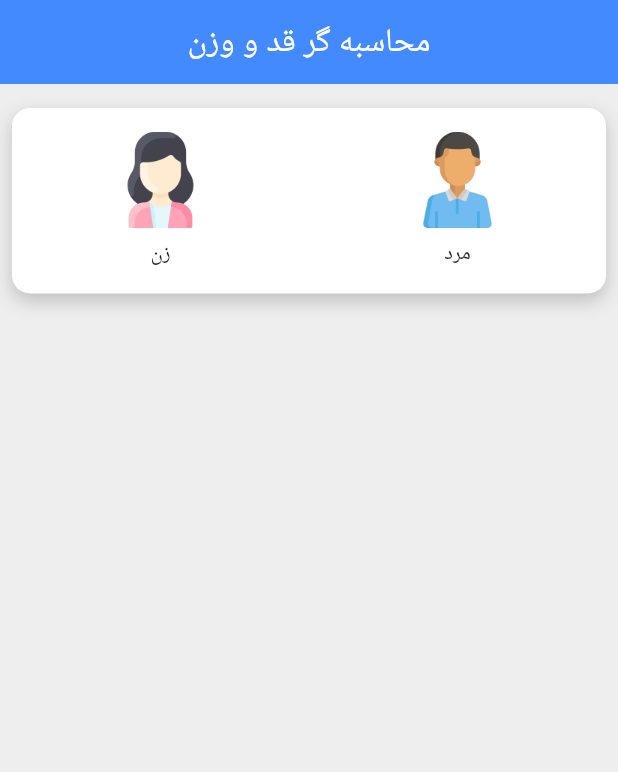
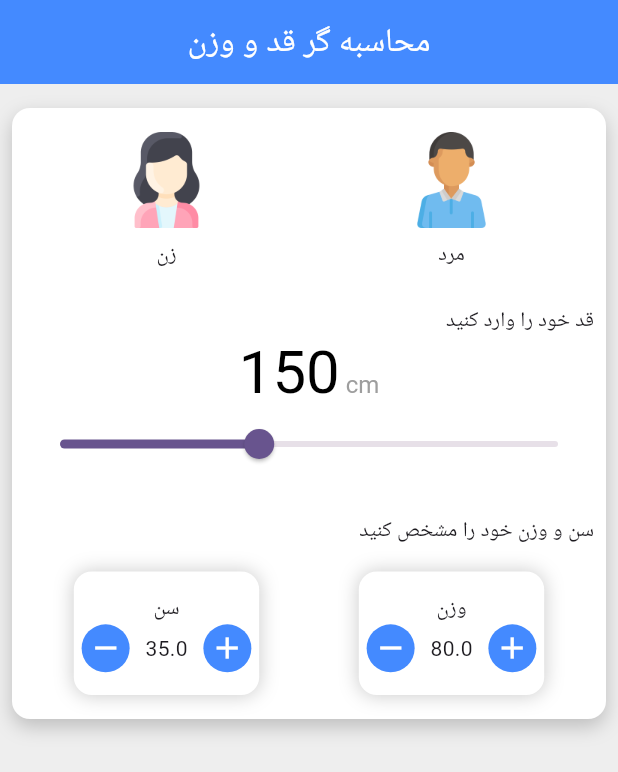
Before and after one commit to mohammad-dehghanifard/FlutterBmiApp, a Flutter app: the screen it shows after launch, on a phone screen of 412 x 824 dp. Shown: the top 772 px of the screen. Run offline on Flutter 3.47's test engine with Material 2 defaults, Android fonts, the phone set to English and light mode, and no system bars; missing offline and left inert: flutter_3d_choice_chip.

Commit message:
impl CounterWidget widget

```diff
--- a/lib/features/home_features/screeens/home_screen.dart
+++ b/lib/features/home_features/screeens/home_screen.dart
@@ -1,5 +1,6 @@
 import 'package:flutter/cupertino.dart';
 import 'package:flutter/material.dart';
+import 'package:flutter_bmi/features/home_features/widgets/counter_widget.dart';
 import 'package:flutter_bmi/gen/assets.gen.dart';
 
 import '../widgets/gender_widget.dart';
@@ -19,11 +20,11 @@ class HomeScreen extends StatelessWidget {
       ),
       body: Column(
           children: [
-            // select gender
+
             Container(
               margin: const EdgeInsets.fromLTRB(8, 16, 8, 16),
+              padding: const EdgeInsets.fromLTRB(8, 16, 8, 16),
               width: size.width,
-              height: size.height * 0.15,
               decoration:  BoxDecoration(
                 color: Colors.white,
                 borderRadius: BorderRadius.circular(12),
@@ -31,14 +32,58 @@ class HomeScreen extends StatelessWidget {
                   BoxShadow(color: Colors.black.withOpacity(0.20),blurRadius: 10,offset: const Offset(0,5))
                 ]
               ),
-              child: Row(
-                mainAxisAlignment: MainAxisAlignment.spaceAround,
+              child: Column(
+                crossAxisAlignment: CrossAxisAlignment.end,
                 children: [
-                  GenderWidget(size: size, gender: "زن", iconPath: Assets.images.woman.path),
-                  GenderWidget(size: size, gender: "مرد", iconPath: Assets.images.man.path),
+                  // select gender
+                  Row(
+                    mainAxisAlignment: MainAxisAlignment.spaceAround,
+                    children: [
+                      GenderWidget(size: size, gender: "زن", iconPath: Assets.images.woman.path),
+                      GenderWidget(size: size, gender: "مرد", iconPath: Assets.images.man.path),
+                    ],
+
+                  ),
+                  const SizedBox(height: 24),
+                  // select height
+                  const Text("قد خود را وارد کنید"),
+                  // user height
+                  Center(
+                    child: RichText(
+                        text:  TextSpan(
+                          text: '150',
+                          style: const TextStyle(fontSize: 40,color: Colors.black),
+                          children: [
+                            TextSpan(text: ' cm',style: TextStyle(fontSize: 16,color: Colors.grey.shade500))
+                          ]
+                        ),
+                    ),
+                  ),
+                  //Slider
+                  Slider(
+                      min: 90,
+                      max: 240,
+                      value: 150,
+                      onChanged: (value) {},
+                  ),
+                  const SizedBox(height: 24),
+
+                  // age and Weight txt
+                  const Text("سن و وزن خود را مشخص کنید"),
+                  const SizedBox(height: 16),
+
+                  // set user age and Weight
+                 Row(
+                   mainAxisAlignment: MainAxisAlignment.spaceAround,
+                   children: [
+                     CounterWidget(size: size, title: 'سن', number: 35),
+                     CounterWidget(size: size, title: 'وزن', number: 80),
+                   ],
+                 )
                 ],
               )
-            )
+            ),
+
           ],
       ),
     );
--- /dev/null
+++ b/lib/features/home_features/widgets/counter_widget.dart
@@ -0,0 +1,60 @@
+
+import 'package:flutter/material.dart';
+
+class CounterWidget extends StatelessWidget {
+  const CounterWidget({
+    super.key,
+    required this.size, required this.title, required this.number,
+  });
+
+  final Size size;
+  final String title;
+  final double number;
+
+  @override
+  Widget build(BuildContext context) {
+    return Container(
+      width: size.width * 0.30,
+      height: size.height /10,
+      decoration: BoxDecoration(
+          color: Colors.white,
+          borderRadius: BorderRadius.circular(12),
+          boxShadow: [
+            BoxShadow(color: Colors.black.withOpacity(0.2),blurRadius: 10)
+          ]
+      ),
+      child:  Column(
+        mainAxisAlignment: MainAxisAlignment.center,
+        children: [
+          Text(title),
+          Row(
+            mainAxisAlignment: MainAxisAlignment.spaceAround,
+            children: [
+              GestureDetector(
+                onTap: () {
+
+                },
+                child: const CircleAvatar(
+                  radius: 16,
+                  backgroundColor: Colors.blueAccent,
+                  child: Icon(Icons.remove,color: Colors.white,),
+                ),
+              ),
+              Text(number.toString()),
+              GestureDetector(
+                onTap: () {
+
+                },
+                child: const CircleAvatar(
+                  radius: 16,
+                  backgroundColor: Colors.blueAccent,
+                  child: Icon(Icons.add,color: Colors.white,),
+                ),
+              ),
+            ],
+          )
+        ],
+      ),
+    );
+  }
+}
```
